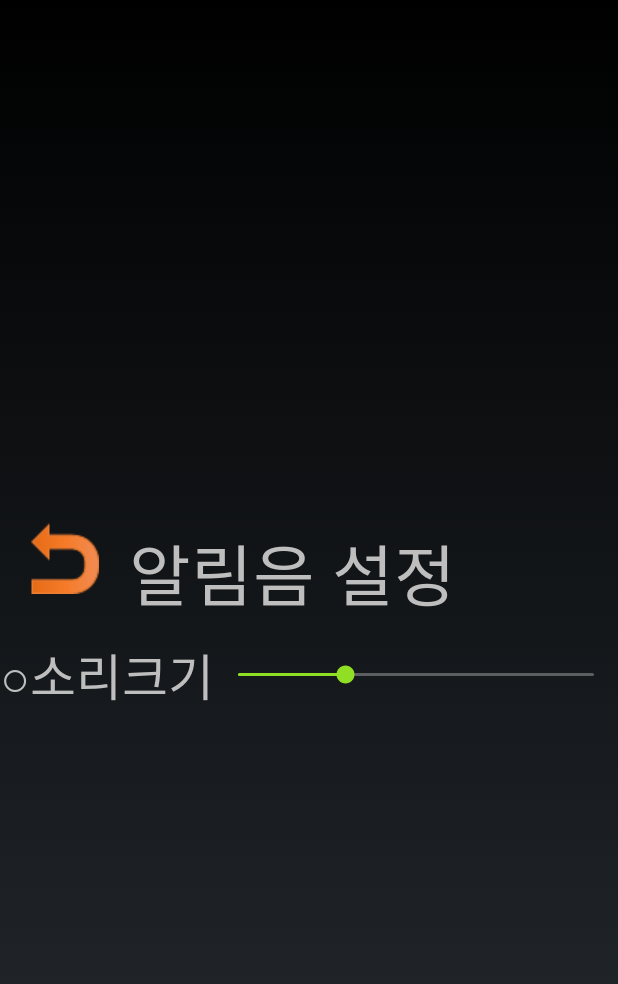
After one commit to SafePatrol/SafePatrol, an Android app: the alarm screen opened directly, with no data from a screen before it, on a phone screen of 412 x 824 dp. The commit adds this screen. Shown: the top 984 px of the screen. Run offline under Robolectric (Android 15) with nearby library versions, the phone set to English and light mode, and no system bars.

Commit message:
Han Commit(2017-08-04, 알림음 추가 엑티비티 추가, 출퇴근 시간 내부 DB적용)

```diff
--- a/app/src/main/AndroidManifest.xml
+++ b/app/src/main/AndroidManifest.xml
@@ -29,7 +29,8 @@
         <!-- SeonWooHan 버튼 이벤트용 Activity 설정 -->
         <activity android:name=".SettingActivity" />
         <activity android:name=".Report" />
-        <activity android:name=".commuting"/>
+        <activity android:name=".commuting" />
+        <activity android:name=".alarm"/>
     </application>
 
 </manifest>
--- /dev/null
+++ b/app/src/main/java/com/hanict/safepatrol/alarm.java
@@ -0,0 +1,14 @@
+package com.hanict.safepatrol;
+
+import android.app.Activity;
+import android.support.v7.app.AppCompatActivity;
+import android.os.Bundle;
+
+public class alarm extends Activity {
+
+    @Override
+    protected void onCreate(Bundle savedInstanceState) {
+        super.onCreate(savedInstanceState);
+        setContentView(R.layout.activity_alarm);
+    }
+}
--- /dev/null
+++ b/app/src/main/res/layout/activity_alarm.xml
@@ -0,0 +1,62 @@
+<?xml version="1.0" encoding="utf-8"?>
+<LinearLayout
+    xmlns:android="http://schemas.android.com/apk/res/android"
+    xmlns:app="http://schemas.android.com/apk/res-auto"
+    xmlns:tools="http://schemas.android.com/tools"
+    android:layout_width="match_parent"
+    android:layout_height="match_parent"
+    android:orientation="vertical"
+    tools:context="com.hanict.safepatrol.alarm">
+    <LinearLayout
+        android:layout_width="match_parent"
+        android:layout_height="0dp"
+        android:gravity="center"
+        android:orientation="vertical"
+        android:layout_weight="10">
+        <!-- 제목화면 레이아웃 -->
+        <LinearLayout
+            android:layout_width="match_parent"
+            android:layout_height="wrap_content"
+            android:orientation="horizontal">
+            <ImageButton
+                android:id="@+id/report_reverse_button"
+                android:layout_marginLeft="20dp"
+                android:layout_width="wrap_content"
+                android:layout_height="wrap_content"
+                android:background="@drawable/reverse"/>
+            <TextView
+                android:layout_width="wrap_content"
+                android:layout_height="wrap_content"
+                android:layout_marginLeft="20dp"
+                android:text="알림음 설정"
+                android:layout_gravity="center"
+                android:textSize="20pt" />
+        </LinearLayout>
+        <!-- 소리크기 레이아웃 -->
+        <LinearLayout
+            android:layout_width="match_parent"
+            android:layout_height="wrap_content"
+            android:layout_marginTop="10dp"
+            android:orientation="horizontal">
+            <TextView
+                android:layout_width="wrap_content"
+                android:layout_height="wrap_content"
+                android:text="○"
+                android:textSize="15pt" />
+            <TextView
+                android:layout_width="wrap_content"
+                android:layout_height="wrap_content"
+                android:text="소리크기"
+                android:textSize="15pt" />
+            <SeekBar
+                android:id="@+id/seekBar"
+                style="@style/Widget.AppCompat.SeekBar.Discrete"
+                android:layout_gravity="center"
+                android:layout_width="match_parent"
+                android:layout_height="wrap_content"
+                android:layout_weight="10"
+                android:max="10"
+                android:progress="3" />
+        </LinearLayout>
+    </LinearLayout>
+</LinearLayout>
--- a/app/src/main/res/layout/activity_commuting.xml
+++ b/app/src/main/res/layout/activity_commuting.xml
@@ -24,6 +24,7 @@
             android:layout_height="wrap_content"
             android:layout_marginLeft="20dp"
             android:text="출퇴근 시간 설정"
+            android:layout_gravity="center"
             android:textSize="20pt" />
     </LinearLayout>
     <!-- 배경화면 세로 기준 중앙 정렬 -->
--- a/app/src/main/res/layout/activity_setting.xml
+++ b/app/src/main/res/layout/activity_setting.xml
@@ -67,7 +67,7 @@
             <ImageButton
                 android:layout_width="300px"
                 android:layout_height="300px"
-                android:id="@+id/alarm"
+                android:id="@+id/alarm_button"
                 android:background="@drawable/setting3"/>
             <!--이 TextView는 띄워주는 역할 -->
             <TextView
```
Also changed, not shown: app/src/main/java/com/hanict/safepatrol/SettingActivity.java (+9 -0 lines), app/src/main/java/com/hanict/safepatrol/commuting.java (+53 -0 lines), app/src/main/res/layout/activity_report.xml (+8 -1 lines).
